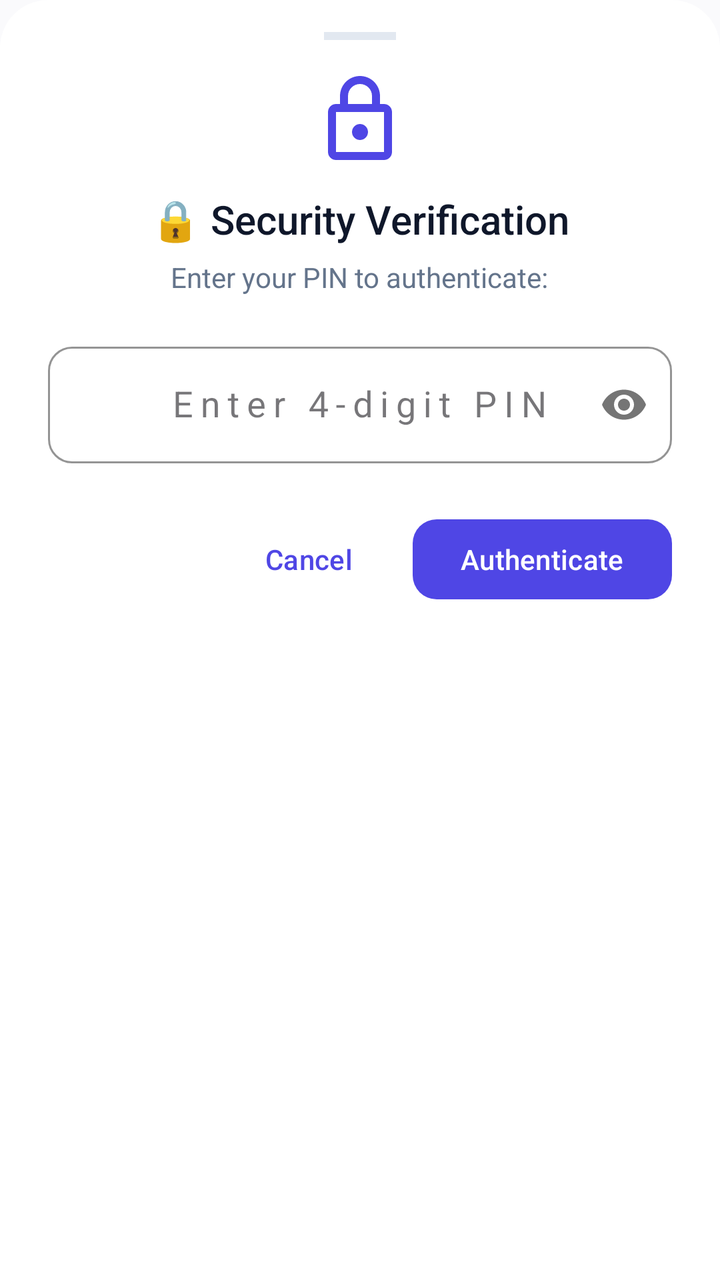
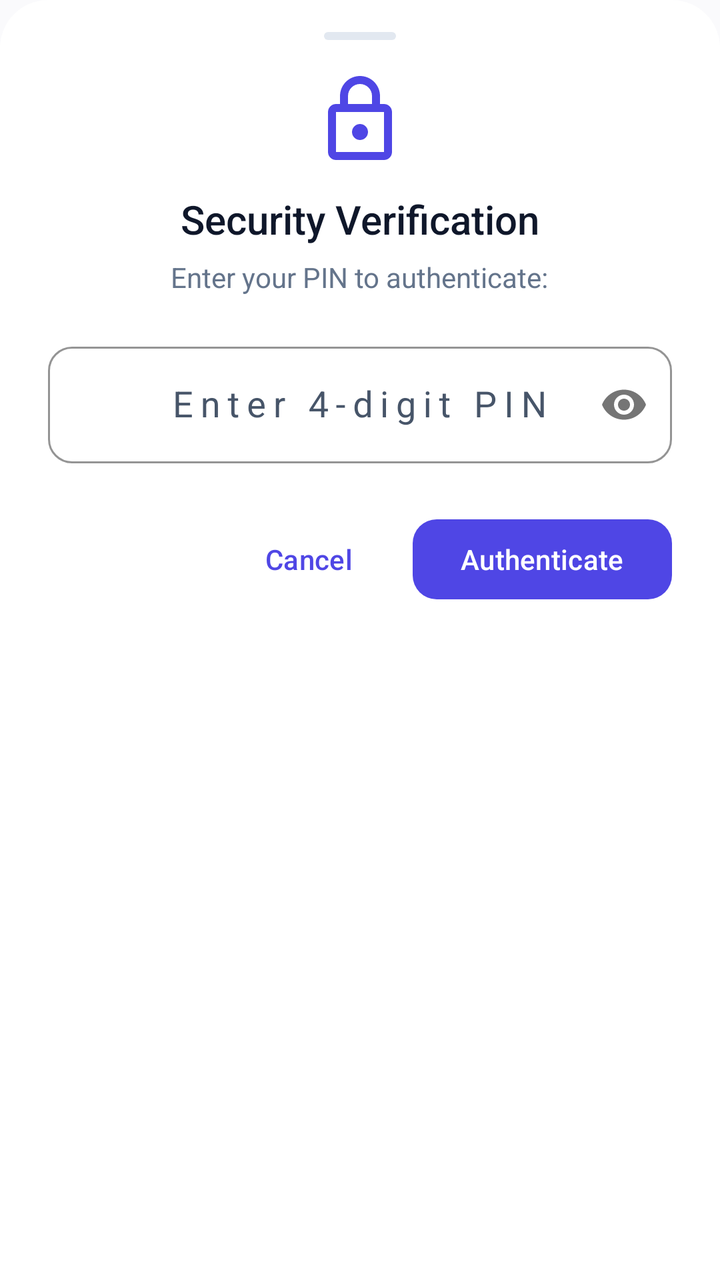

Compare the two renders of this Android layout. The source of the first and the diff that turns it into the second are given below.
<!-- AndroidManifest.xml: application theme Theme.VEIL -->
<!-- res/layout/dialog_pin_auth.xml -->
<?xml version="1.0" encoding="utf-8"?>
<LinearLayout xmlns:android="http://schemas.android.com/apk/res/android"
    xmlns:app="http://schemas.android.com/apk/res-auto"
    android:layout_width="match_parent"
    android:layout_height="wrap_content"
    android:orientation="vertical"
    android:background="@drawable/bottom_sheet_background"
    android:paddingStart="24dp"
    android:paddingEnd="24dp"
    android:paddingTop="16dp"
    android:paddingBottom="24dp">

    
    <View
        android:layout_width="36dp"
        android:layout_height="4dp"
        android:background="@color/colorOutline"
        android:layout_gravity="center_horizontal"
        android:layout_marginBottom="16dp" />

    <ImageView
        android:id="@+id/ivPinIcon"
        android:layout_width="48dp"
        android:layout_height="48dp"
        android:src="@drawable/ic_lock"
        app:tint="@color/colorPrimary"
        android:layout_gravity="center_horizontal"
        android:layout_marginBottom="12dp" />

    <TextView
        android:id="@+id/tvPinDialogTitle"
        android:layout_width="wrap_content"
        android:layout_height="wrap_content"
        android:text="🔒 Security Verification"
        android:textColor="@color/textPrimary"
        android:textSize="20sp"
        android:fontFamily="sans-serif-medium"
        android:layout_gravity="center_horizontal"
        android:layout_marginBottom="6dp" />

    <TextView
        android:id="@+id/tvPinDialogSubtitle"
        android:layout_width="wrap_content"
        android:layout_height="wrap_content"
        android:text="Enter your PIN to authenticate:"
        android:textColor="@color/textSecondary"
        android:textSize="14sp"
        android:gravity="center"
        android:layout_gravity="center_horizontal"
        android:layout_marginBottom="20dp" />

    <com.google.android.material.textfield.TextInputLayout
        android:id="@+id/pinInputLayout"
        style="@style/Widget.MaterialComponents.TextInputLayout.OutlinedBox"
        android:layout_width="match_parent"
        android:layout_height="wrap_content"
        android:layout_marginBottom="24dp"
        app:boxCornerRadiusBottomEnd="12dp"
        app:boxCornerRadiusBottomStart="12dp"
        app:boxCornerRadiusTopEnd="12dp"
        app:boxCornerRadiusTopStart="12dp"
        app:boxStrokeColor="@color/colorPrimary"
        app:passwordToggleEnabled="true">

        <com.google.android.material.textfield.TextInputEditText
            android:id="@+id/etPin"
            android:layout_width="match_parent"
            android:layout_height="wrap_content"
            android:hint="Enter 4-digit PIN"
            android:inputType="numberPassword"
            android:maxLength="8"
            android:letterSpacing="0.2"
            android:gravity="center"
            android:textSize="18sp" />
    </com.google.android.material.textfield.TextInputLayout>

    <LinearLayout
        android:layout_width="match_parent"
        android:layout_height="wrap_content"
        android:orientation="horizontal"
        android:gravity="end">

        <com.google.android.material.button.MaterialButton
            android:id="@+id/btnCancelPin"
            style="@style/Widget.Material3.Button.TextButton"
            android:layout_width="wrap_content"
            android:layout_height="48dp"
            android:text="Cancel"
            android:layout_marginEnd="8dp" />

        <com.google.android.material.button.MaterialButton
            android:id="@+id/btnConfirmPin"
            style="@style/Widget.Material3.Button"
            android:layout_width="wrap_content"
            android:layout_height="48dp"
            android:text="Authenticate"
            app:cornerRadius="12dp" />
    </LinearLayout>

</LinearLayout>
<!-- resources referenced by this layout -->
<resources>
  <color name="colorOutline">#E2E8F0</color>
  <color name="colorPrimary">#4F46E5</color>
  <color name="textPrimary">#0F172A</color>
  <color name="textSecondary">#64748B</color>
  <color name="colorSurface">#FFFFFF</color>
  <style name="Base.Theme.VEIL" parent="Theme.Material3.DayNight.NoActionBar">
          <item name="android:statusBarColor">@android:color/transparent</item>
          <item name="android:navigationBarColor">@android:color/transparent</item>
          <item name="android:windowLightStatusBar" tools:targetApi="m">true</item>
          <item name="colorPrimary">@color/colorPrimary</item>
          <item name="colorOnPrimary">@color/colorOnPrimary</item>
          <item name="colorPrimaryContainer">@color/colorPrimaryContainer</item>
          <item name="colorOnPrimaryContainer">@color/colorOnPrimaryContainer</item>
          <item name="colorSurface">@color/colorSurface</item>
          <item name="colorSurfaceVariant">@color/colorSurfaceVariant</item>
          <item name="colorOutline">@color/colorOutline</item>
          <item name="android:colorBackground">@color/colorBackground</item>
          <item name="bottomSheetDialogTheme">@style/ModernBottomSheetDialogTheme</item>
      </style>
  <color name="colorOnPrimary">#FFFFFF</color>
  <color name="colorPrimaryContainer">#EEF2FF</color>
  <color name="colorOnPrimaryContainer">#3730A3</color>
  <color name="colorSurfaceVariant">#F1F5F9</color>
  <color name="colorBackground">#FAFAFC</color>
  <!-- unchanged entries left out for length: 5 -->
</resources>

<!-- the commit's change to res/layout/dialog_pin_auth.xml (unified diff, before → after) -->
@@ -14,7 +14,7 @@
     <View
         android:layout_width="36dp"
         android:layout_height="4dp"
-        android:background="@color/colorOutline"
+        android:background="@drawable/bg_persona_drag_handle"
         android:layout_gravity="center_horizontal"
         android:layout_marginBottom="16dp" />
 
@@ -31,7 +31,7 @@
         android:id="@+id/tvPinDialogTitle"
         android:layout_width="wrap_content"
         android:layout_height="wrap_content"
-        android:text="🔒 Security Verification"
+        android:text="Security Verification"
         android:textColor="@color/textPrimary"
         android:textSize="20sp"
         android:fontFamily="sans-serif-medium"
@@ -51,7 +51,7 @@
 
     <com.google.android.material.textfield.TextInputLayout
         android:id="@+id/pinInputLayout"
-        style="@style/Widget.MaterialComponents.TextInputLayout.OutlinedBox"
+        style="@style/Widget.Material3.TextInputLayout.OutlinedBox"
         android:layout_width="match_parent"
         android:layout_height="wrap_content"
         android:layout_marginBottom="24dp"
<!-- resource entries referenced after the edit -->
@@ -4,6 +4,13 @@
   <color name="colorPrimary">#4F46E5</color>
   <color name="textPrimary">#0F172A</color>
   <color name="textSecondary">#64748B</color>
+  <!-- drawable bg_persona_drag_handle (drawable) -->
+  <?xml version="1.0" encoding="utf-8"?>
+  <shape xmlns:android="http://schemas.android.com/apk/res/android"
+      android:shape="rectangle">
+      <solid android:color="@color/colorOutline" />
+      <corners android:radius="2dp" />
+  </shape>
   <color name="colorSurface">#FFFFFF</color>
   <style name="Base.Theme.VEIL" parent="Theme.Material3.DayNight.NoActionBar">
           <item name="android:statusBarColor">@android:color/transparent</item>
@@ -13,8 +20,25 @@
           <item name="colorOnPrimary">@color/colorOnPrimary</item>
           <item name="colorPrimaryContainer">@color/colorPrimaryContainer</item>
           <item name="colorOnPrimaryContainer">@color/colorOnPrimaryContainer</item>
+          <item name="colorSecondary">@color/colorSecondary</item>
+          <item name="colorOnSecondary">@color/colorOnSecondary</item>
+          <item name="colorSecondaryContainer">@color/colorSecondaryContainer</item>
+          <item name="colorOnSecondaryContainer">@color/colorOnSecondaryContainer</item>
+          <item name="colorTertiary">@color/colorTertiary</item>
+          <item name="colorOnTertiary">@color/colorOnTertiary</item>
+          <item name="colorTertiaryContainer">@color/colorTertiaryContainer</item>
+          <item name="colorOnTertiaryContainer">@color/colorOnTertiaryContainer</item>
           <item name="colorSurface">@color/colorSurface</item>
+          <item name="colorOnSurface">@color/colorOnSurface</item>
           <item name="colorSurfaceVariant">@color/colorSurfaceVariant</item>
+          <item name="colorOnSurfaceVariant">@color/colorOnSurfaceVariant</item>
+          <item name="colorSurfaceDim">@color/colorSurfaceDim</item>
+          <item name="colorSurfaceBright">@color/colorSurfaceBright</item>
+          <item name="colorSurfaceContainerLowest">@color/colorSurfaceContainerLowest</item>
+          <item name="colorSurfaceContainerLow">@color/colorSurfaceContainerLow</item>
+          <item name="colorSurfaceContainer">@color/colorSurfaceContainer</item>
+          <item name="colorSurfaceContainerHigh">@color/colorSurfaceContainerHigh</item>
+          <item name="colorSurfaceContainerHighest">@color/colorSurfaceContainerHighest</item>
           <item name="colorOutline">@color/colorOutline</item>
           <item name="android:colorBackground">@color/colorBackground</item>
           <item name="bottomSheetDialogTheme">@style/ModernBottomSheetDialogTheme</item>
@@ -22,7 +46,24 @@
   <color name="colorOnPrimary">#FFFFFF</color>
   <color name="colorPrimaryContainer">#EEF2FF</color>
   <color name="colorOnPrimaryContainer">#3730A3</color>
+  <color name="colorSecondary">#0D9488</color>
+  <color name="colorOnSecondary">#FFFFFF</color>
+  <color name="colorSecondaryContainer">#EEF2FF</color>
+  <color name="colorOnSecondaryContainer">#3730A3</color>
+  <color name="colorTertiary">#06B6D4</color>
+  <color name="colorOnTertiary">#FFFFFF</color>
+  <color name="colorTertiaryContainer">#ECFEFF</color>
+  <color name="colorOnTertiaryContainer">#155E75</color>
+  <color name="colorOnSurface">#0F172A</color>
   <color name="colorSurfaceVariant">#F1F5F9</color>
+  <color name="colorOnSurfaceVariant">#475569</color>
+  <color name="colorSurfaceDim">#E2E8F0</color>
+  <color name="colorSurfaceBright">#FFFFFF</color>
+  <color name="colorSurfaceContainerLowest">#FFFFFF</color>
+  <color name="colorSurfaceContainerLow">#F8FAFC</color>
+  <color name="colorSurfaceContainer">#F1F5F9</color>
+  <color name="colorSurfaceContainerHigh">#E2E8F0</color>
+  <color name="colorSurfaceContainerHighest">#CBD5E1</color>
   <color name="colorBackground">#FAFAFC</color>
   <!-- unchanged entries left out for length: 5 -->
 </resources>
